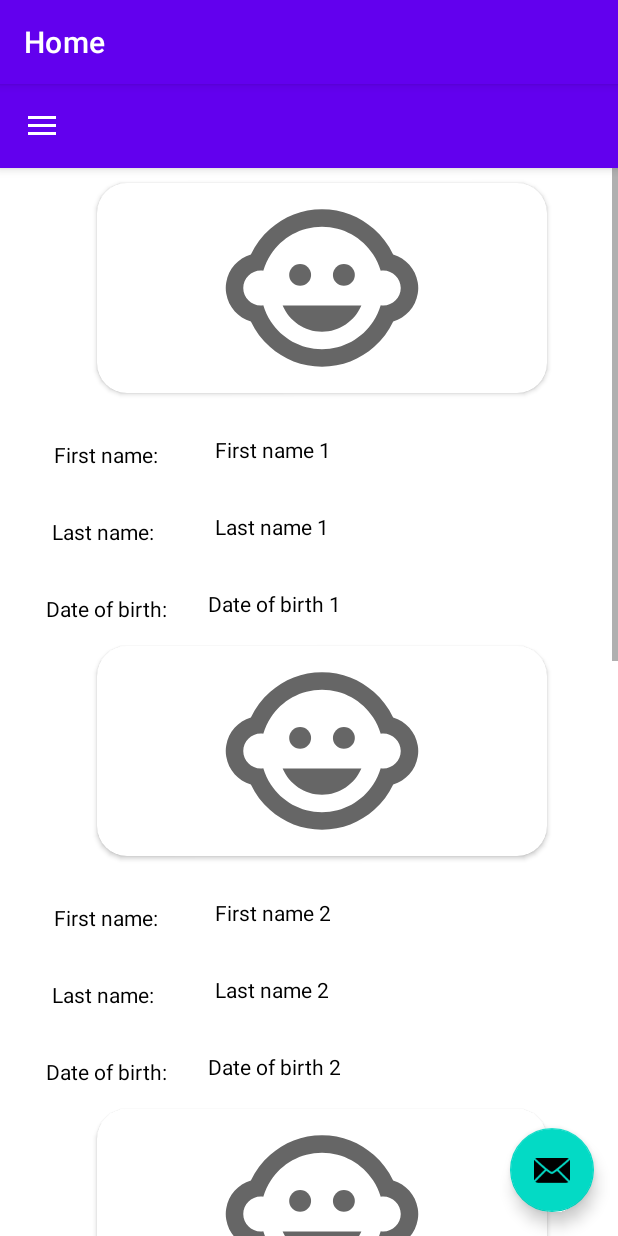
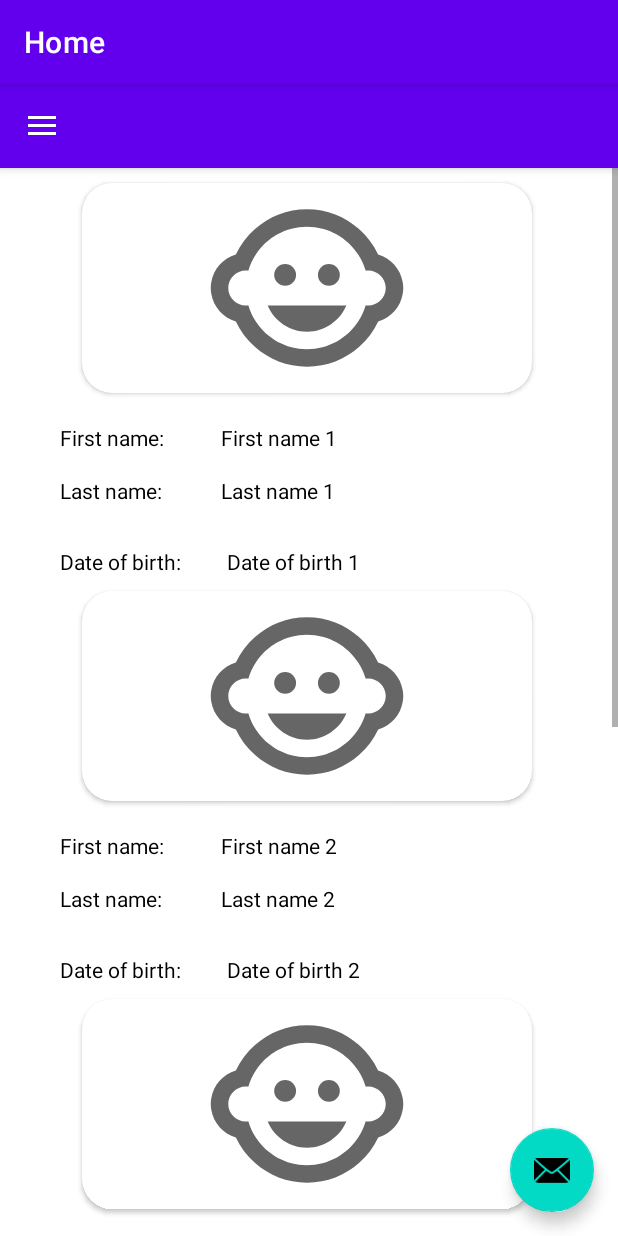
Before and after one commit to kclaudeeager/maternally_app, an Android app: the fragment Kids_details_fragment placed in its activity, on a phone screen of 412 x 824 dp. Run offline under Robolectric (Android 15) with nearby library versions, the phone set to English and light mode, and no system bars; our stand-ins replace navigation-ui; network calls fail; pictures from the network do not load; 2 statements that could not run were skipped.

Commit message:
Kids details

```diff
--- a/app/src/main/res/layout/kids_details.xml
+++ b/app/src/main/res/layout/kids_details.xml
@@ -2,12 +2,12 @@
 <androidx.constraintlayout.widget.ConstraintLayout xmlns:android="http://schemas.android.com/apk/res/android"
     xmlns:app="http://schemas.android.com/apk/res-auto"
     xmlns:tools="http://schemas.android.com/tools"
+    android:id="@+id/kidsDetailsLayout"
     android:layout_width="match_parent"
-    android:id="@+id/kidsDetailsLayout"
-    android:layout_marginBottom="5dp"
+    android:layout_height="match_parent"
     android:layout_gravity="center_vertical"
-    android:layout_marginLeft="10dp"
-    android:layout_height="match_parent">
+    tools:layout_editor_absoluteX="27dp"
+    tools:layout_editor_absoluteY="-8dp">
 
     <androidx.cardview.widget.CardView
         android:id="@+id/cardView"
@@ -34,11 +34,11 @@
         android:id="@+id/textView2"
         android:layout_width="wrap_content"
         android:layout_height="wrap_content"
-        android:layout_marginStart="21dp"
-        android:layout_marginTop="31dp"
-        android:textColor="@color/black"
+        android:layout_marginStart="40dp"
+        android:layout_marginTop="20dp"
         android:text="First name:"
 
+        android:textColor="@color/black"
         app:layout_constraintStart_toStartOf="parent"
         app:layout_constraintTop_toBottomOf="@+id/cardView" />
 
@@ -47,7 +47,7 @@
         android:layout_width="203dp"
         android:layout_height="wrap_content"
         android:layout_marginStart="38dp"
-        android:layout_marginTop="28dp"
+        android:layout_marginTop="20dp"
         android:layout_marginEnd="224dp"
         android:textColor="@color/black"
         app:layout_constraintEnd_toEndOf="parent"
@@ -56,49 +56,50 @@
         app:layout_constraintTop_toBottomOf="@+id/cardView" />
 
     <TextView
+        android:id="@+id/lastname"
+        android:layout_width="203dp"
+        android:layout_height="wrap_content"
+        android:layout_marginStart="52dp"
+        android:layout_marginTop="16dp"
+        android:layout_marginEnd="212dp"
+        android:textColor="@color/black"
+        app:layout_constraintEnd_toEndOf="parent"
+        app:layout_constraintHorizontal_bias="0.078"
+        app:layout_constraintStart_toEndOf="@+id/textView6"
+        app:layout_constraintTop_toBottomOf="@+id/first_name" />
+
+    <TextView
         android:id="@+id/textView6"
         android:layout_width="wrap_content"
         android:layout_height="wrap_content"
-        android:layout_marginStart="20dp"
-        android:layout_marginTop="32dp"
+        android:layout_marginStart="40dp"
+        android:layout_marginTop="16dp"
         android:text="Last name:"
         android:textColor="@color/black"
         app:layout_constraintStart_toStartOf="parent"
         app:layout_constraintTop_toBottomOf="@+id/textView2" />
 
     <TextView
-        android:id="@+id/lastname"
-        android:layout_width="203dp"
-        android:layout_height="wrap_content"
-        android:layout_marginStart="52dp"
-        android:layout_marginTop="32dp"
-        android:layout_marginEnd="212dp"
-        android:textColor="@color/black"
-        app:layout_constraintEnd_toEndOf="parent"
-        app:layout_constraintHorizontal_bias="0.075"
-        app:layout_constraintStart_toEndOf="@+id/textView6"
-        app:layout_constraintTop_toBottomOf="@+id/first_name" />
-
-    <TextView
         android:id="@+id/textView8"
-        android:textColor="@color/black"
         android:layout_width="wrap_content"
         android:layout_height="wrap_content"
-        android:layout_marginStart="16dp"
-        android:layout_marginTop="32dp"
+        android:layout_marginStart="40dp"
+        android:layout_marginTop="28dp"
         android:text="Date of birth:"
+        android:textColor="@color/black"
         app:layout_constraintStart_toStartOf="parent"
         app:layout_constraintTop_toBottomOf="@+id/textView6" />
 
     <TextView
         android:id="@+id/birthDate"
         android:layout_width="203dp"
-        android:textColor="@color/black"
         android:layout_height="wrap_content"
         android:layout_marginStart="32dp"
-        android:layout_marginTop="32dp"
+        android:layout_marginTop="28dp"
         android:layout_marginEnd="79dp"
+        android:textColor="@color/black"
         app:layout_constraintEnd_toEndOf="parent"
+        app:layout_constraintHorizontal_bias="0.083"
         app:layout_constraintStart_toEndOf="@+id/textView8"
         app:layout_constraintTop_toBottomOf="@+id/lastname" />
 
```
